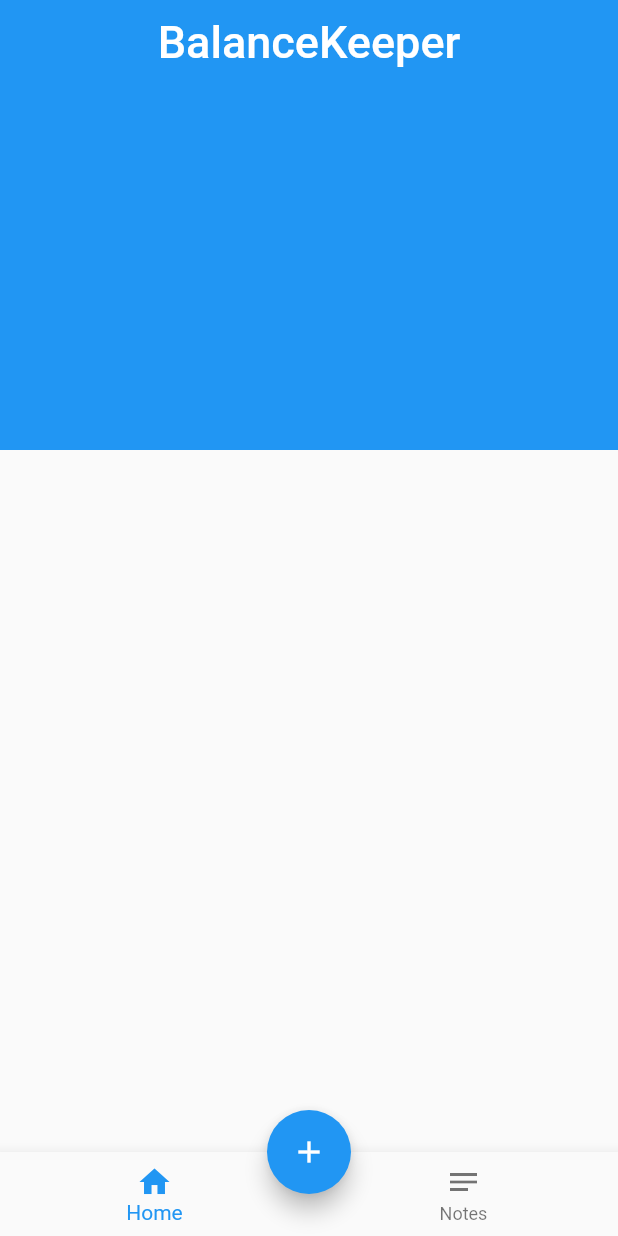
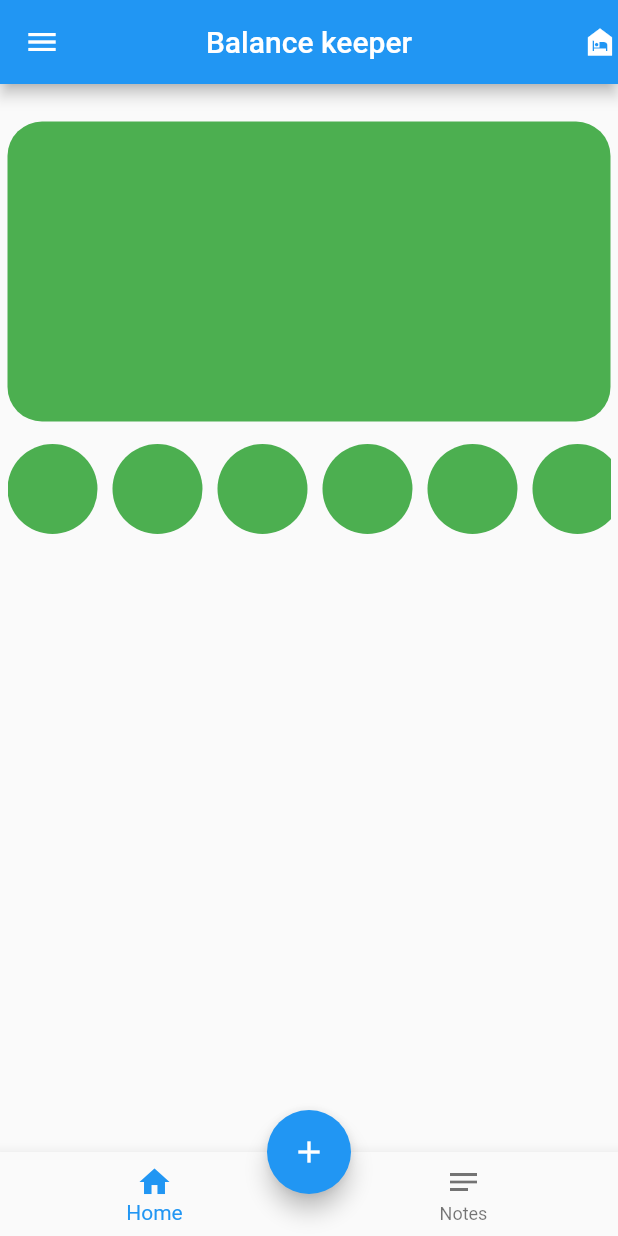
Before and after one commit to anivkuttan/Balance_keeper_sql, a Flutter app: the screen it shows after launch, on a phone screen of 412 x 824 dp. Run offline on Flutter 3.47's test engine with Material 2 defaults, Android fonts, the light colour scheme and no system bars.

Commit message:
second commit

```diff
--- a/lib/Pages/home_page.dart
+++ b/lib/Pages/home_page.dart
@@ -8,24 +8,75 @@ class HomePage extends StatefulWidget {
 }
 
 class _HomePageState extends State<HomePage> {
+  List<Widget> item = [
+    const CircleAvatar(
+      backgroundColor: Colors.green,
+      radius: 30,
+    ),
+    const CircleAvatar(
+      backgroundColor: Colors.green,
+      radius: 30,
+    ),
+    const CircleAvatar(
+      backgroundColor: Colors.green,
+      radius: 30,
+    ),
+    const CircleAvatar(
+      backgroundColor: Colors.green,
+      radius: 30,
+    ),
+    const CircleAvatar(
+      backgroundColor: Colors.green,
+      radius: 30,
+    ),
+    const CircleAvatar(
+      backgroundColor: Colors.green,
+      radius: 30,
+    ),
+    const CircleAvatar(
+      backgroundColor: Colors.green,
+      radius: 30,
+    ),
+    const CircleAvatar(
+      backgroundColor: Colors.green,
+      radius: 30,
+    ),
+  ];
   @override
   Widget build(BuildContext context) {
-    return const Scaffold(
-      body: CustomScrollView(
-        slivers: [
-          SliverAppBar(
-            title: Text(
-              'BalanceKeeper',
-              style: TextStyle(fontSize: 30),
+    return Center(
+      child: Padding(
+        padding: const EdgeInsets.all(5.0),
+        child: Column(
+          children: [
+            Container(
+              margin: const EdgeInsets.only(top: 20),
+              height: 200,
+              width: double.maxFinite,
+              decoration: BoxDecoration(
+                color: Colors.green,
+                borderRadius: BorderRadius.circular(23),
+              ),
             ),
-            centerTitle: true,
-            expandedHeight: 300,
-            // toolbarHeight: 100,
-
-
-          ),
-
-        ],
+            const SizedBox(height: 15),
+            SizedBox(
+              height: 60,
+              width: double.maxFinite,
+              child: ListView.separated(
+                  scrollDirection: Axis.horizontal,
+                  itemBuilder: (context, index) {
+                    return const CircleAvatar(
+                      backgroundColor: Colors.green,
+                      radius: 30,
+                    );
+                  },
+                  separatorBuilder: (context, index) {
+                    return const SizedBox(width: 10);
+                  },
+                  itemCount: item.length),
+            )
+          ],
+        ),
       ),
     );
   }
--- a/lib/Pages/main_screen.dart
+++ /dev/null
@@ -1,24 +0,0 @@
-import 'package:balance_keeper_sql/Pages/home_page.dart';
-import 'package:flutter/material.dart';
-
-class MainScreen extends StatefulWidget {
-  const MainScreen({Key? key}) : super(key: key);
-
-  @override
-  State<MainScreen> createState() => _MainScreenState();
-}
-
-class _MainScreenState extends State<MainScreen> {
-  @override
-  Widget build(BuildContext context) {
-    return Scaffold(
-      floatingActionButtonLocation: FloatingActionButtonLocation.centerDocked,
-      floatingActionButton: FloatingActionButton(onPressed: () {}, child: const Icon(Icons.add)),
-      body: const HomePage(),
-      bottomNavigationBar: BottomNavigationBar(items: const [
-        BottomNavigationBarItem(icon: Icon(Icons.home), label: "Home"),
-        BottomNavigationBarItem(icon: Icon(Icons.notes), label: "Notes")
-      ]),
-    );
-  }
-}
--- /dev/null
+++ b/lib/Pages/notes_page.dart
@@ -0,0 +1,18 @@
+import 'package:flutter/material.dart';
+
+class NotesPage extends StatefulWidget {
+  const NotesPage({Key? key}) : super(key: key);
+
+  @override
+  State<NotesPage> createState() => _NotesPageState();
+}
+
+class _NotesPageState extends State<NotesPage> {
+  @override
+  Widget build(BuildContext context) {
+    return const Scaffold(
+        body: Center(
+      child: Text('Notes Page'),
+    ),);
+  }
+}
--- /dev/null
+++ b/lib/Pages/starting_page.dart
@@ -0,0 +1,47 @@
+import 'package:balance_keeper_sql/Pages/home_page.dart';
+import 'package:balance_keeper_sql/Pages/notes_page.dart';
+import 'package:flutter/material.dart';
+
+class StartingPage extends StatefulWidget {
+  const StartingPage({Key? key}) : super(key: key);
+
+  @override
+  State<StartingPage> createState() => _StatingPageState();
+}
+
+class _StatingPageState extends State<StartingPage> {
+  int currentIndex = 0;
+  List<Widget> pages =const [ HomePage(), NotesPage()];
+
+  @override
+  Widget build(BuildContext context) {
+    return Scaffold(
+      appBar: AppBar(
+        title: const Text('Balance keeper'),
+        centerTitle: true,
+        leading: const Icon(Icons.menu),
+        actions: const [
+          Icon(Icons.night_shelter),
+        ],
+      ),
+      body: pages[currentIndex],
+      bottomNavigationBar: BottomNavigationBar(
+        currentIndex: currentIndex,
+        onTap: (index) {
+          setState(() {
+            currentIndex = index;
+          });
+        },
+        items: const [
+          BottomNavigationBarItem(icon: Icon(Icons.home), label: 'Home'),
+          BottomNavigationBarItem(icon: Icon(Icons.notes), label: 'Notes')
+        ],
+      ),
+      floatingActionButton: FloatingActionButton(
+        onPressed: () {},
+        child: const Icon(Icons.add),
+      ),
+      floatingActionButtonLocation: FloatingActionButtonLocation.centerDocked,
+    );
+  }
+}
--- a/lib/main.dart
+++ b/lib/main.dart
@@ -1,6 +1,7 @@
+
 import 'package:flutter/material.dart';
 
-import 'Pages/main_screen.dart';
+import 'Pages/starting_page.dart';
 
 void main() => runApp(const MyApp());
 
@@ -10,7 +11,7 @@ class MyApp extends StatelessWidget {
   @override
   Widget build(BuildContext context) {
     return const MaterialApp(
-      home: MainScreen(),
+      home:StartingPage(),
       debugShowCheckedModeBanner: false,
     );
   }
--- a/pubspec.yaml
+++ b/pubspec.yaml
@@ -34,12 +34,13 @@ dependencies:
   # The following adds the Cupertino Icons font to your application.
   # Use with the CupertinoIcons class for iOS style icons.
   cupertino_icons: ^1.0.2
-  # for State Management
-  flutter_bloc: ^8.0.1
   # for local Storage
   sqflite: ^2.0.2+1
   # for image picking from galley or camera
   image_picker: ^0.8.5+3
+  # for State Management
+  # flutter_bloc: ^8.0.1
+  get: ^4.6.5
 
 dev_dependencies:
   flutter_test:
```
Also changed, not shown: pubspec.lock, 1 other file.
